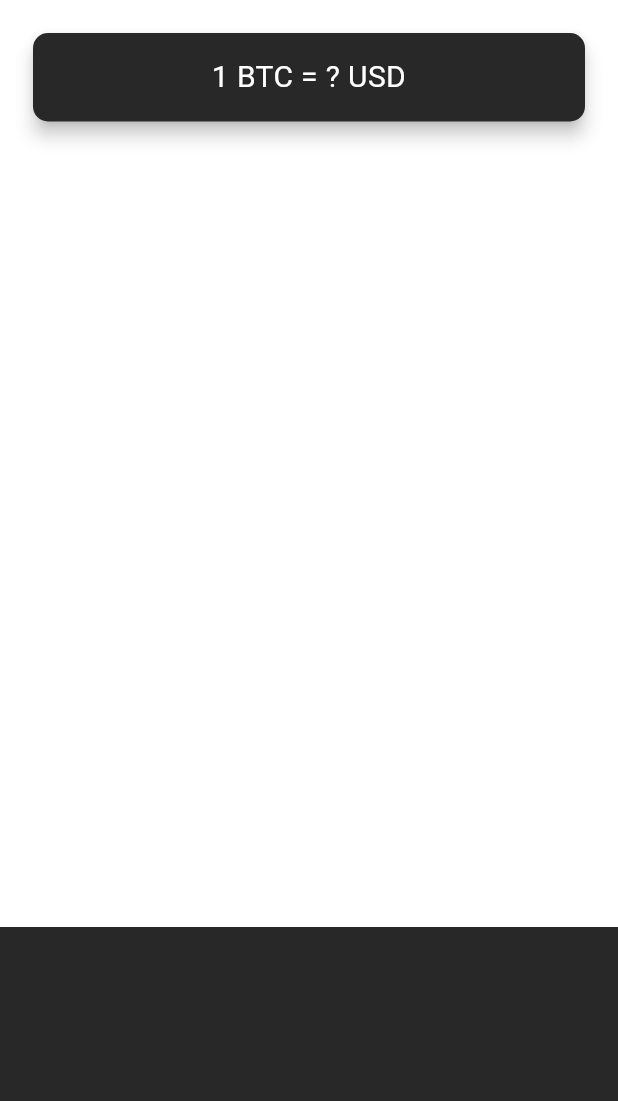
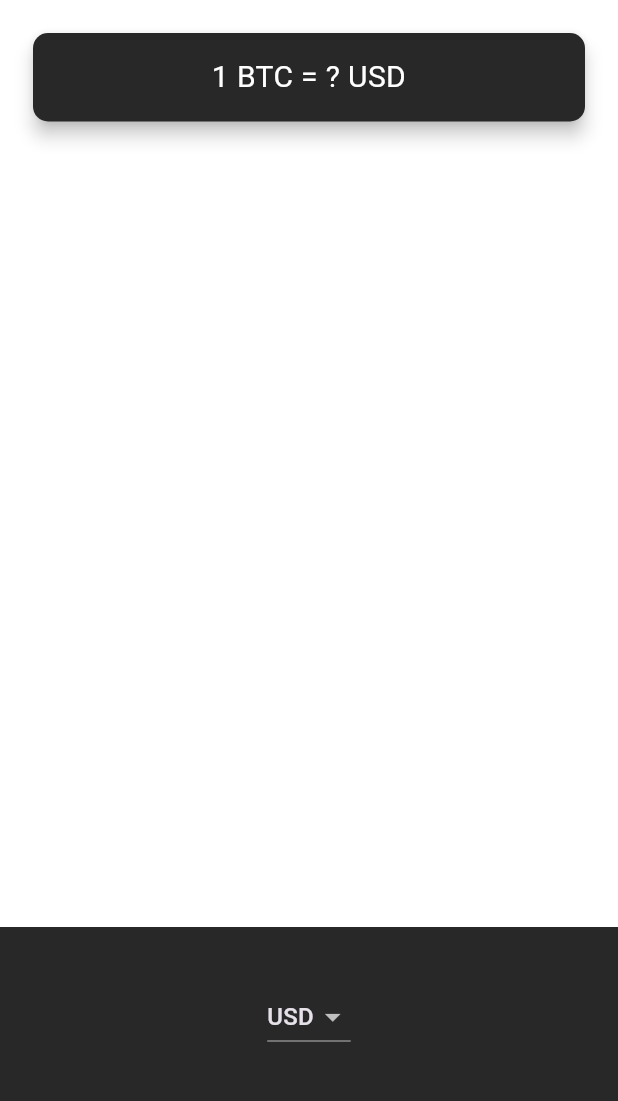
Before and after one commit to dizzpy/Bitcoin-Ticker-Flutter, a Flutter app: the screen it shows after launch, on a phone screen of 412 x 824 dp, the part 84-1185 px from its top. Run offline on Flutter 3.47's test engine with Material 3 defaults, Android fonts, the phone set to English and light mode, and no system bars.

```diff
--- a/lib/price_screen.dart
+++ b/lib/price_screen.dart
@@ -6,6 +6,8 @@ class PriceScreen extends StatefulWidget {
 }
 
 class _PriceScreenState extends State<PriceScreen> {
+  String selectedCurrency = 'USD';
+
   @override
   Widget build(BuildContext context) {
     return Scaffold(
@@ -42,7 +44,28 @@ class _PriceScreenState extends State<PriceScreen> {
             alignment: Alignment.center,
             padding: EdgeInsets.only(bottom: 30.0),
             color: Color.fromARGB(255, 40, 40, 40),
-            child: null,
+            child: DropdownButton<String>(
+              value: selectedCurrency,
+              items: [
+                DropdownMenuItem(
+                  child: Text('USD'),
+                  value: 'USD',
+                ),
+                DropdownMenuItem(
+                  child: Text('EUR'),
+                  value: 'EUR',
+                ),
+                DropdownMenuItem(
+                  child: Text('GBP'),
+                  value: 'GBP',
+                ),
+              ],
+              onChanged: (value) {
+                setState(() {
+                  selectedCurrency = value!;
+                });
+              },
+            ),
           ),
         ],
       ),
```
